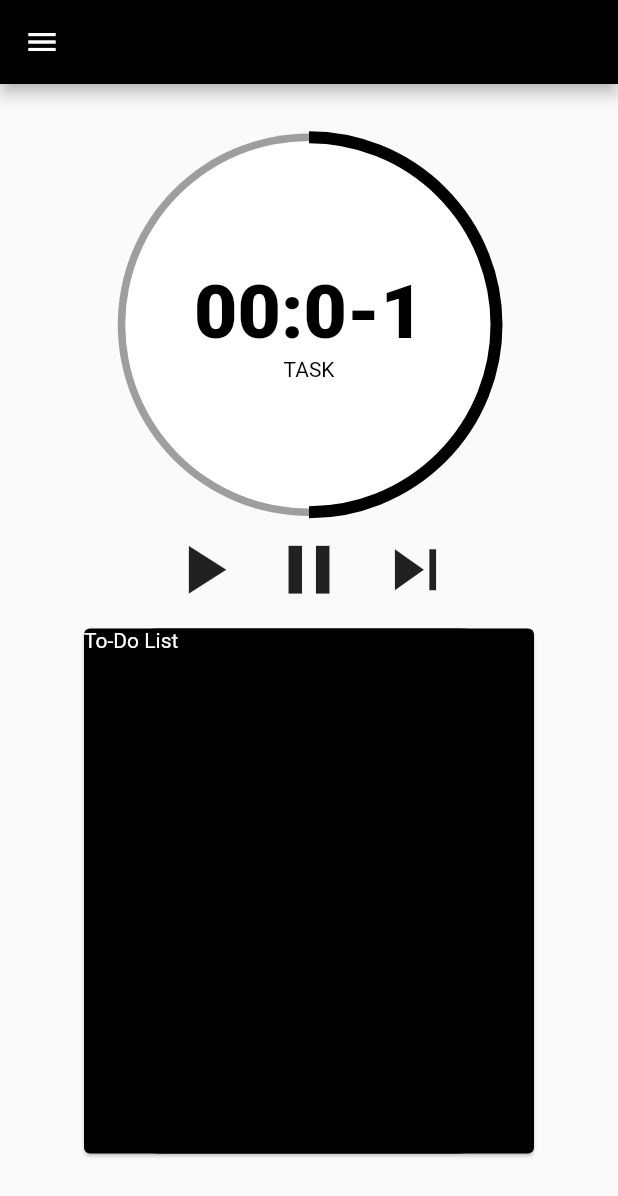
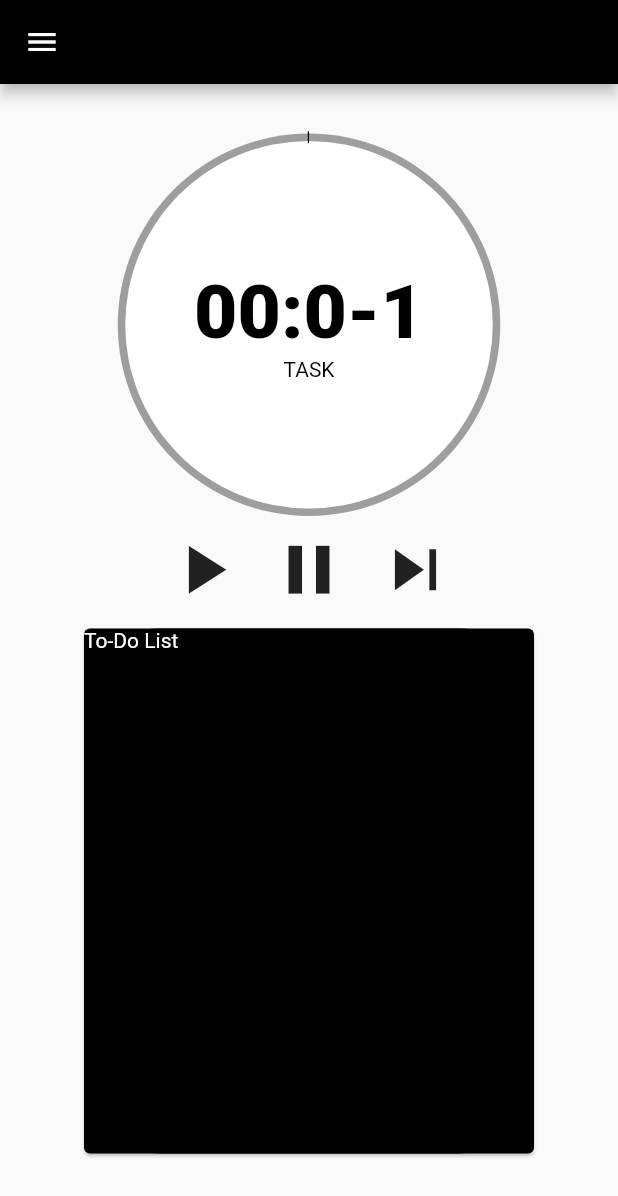
Before and after one commit to NathanPerezR/my_pomodoro, a Flutter app: the screen it shows after launch, after a tap on the "play arrow" icon, after a tap on the "skip next" icon, on a phone screen of 412 x 824 dp. Shown: the top 1196 px of the screen. Run offline on Flutter 3.47's test engine with Material 2 defaults, Android fonts, the light colour scheme and no system bars; missing offline and left inert: window_manager.

Commit message:
arc now renders

```diff
--- a/lib/ui/TimerHandle.dart
+++ b/lib/ui/TimerHandle.dart
@@ -1,6 +1,9 @@
 import 'package:flutter/material.dart';
 import 'dart:async';
 import 'dart:math' as math;
+
+int startTime = 1000;
+int currentTimeOnWatch = 1000;
 
 class TimerHandle extends StatefulWidget {
   const TimerHandle({Key? key}) : super(key: key);
@@ -12,12 +15,18 @@ class TimerHandle extends StatefulWidget {
 
 //custom painter for the timer circle, draws a circle with black arc
 class MyPainter extends CustomPainter {
+
+  //logic for the arc, returns the angle of the arc
+  arcLogic() {
+      return (currentTimeOnWatch / startTime) * (2*math.pi);
+  }
+
   @override
-void paint(Canvas canvas, Size size) {
+  void paint(Canvas canvas, Size size) {
   final rect = Rect.fromLTRB(0, 0, 250, 250);
-  final startAngle = -math.pi / 2;
-  final sweepAngle = math.pi;
-  final useCenter = false;
+  const startAngle = -(math.pi / 2);
+  final sweepAngle = arcLogic();
+  const useCenter = false;
   final paint = Paint()
     ..color = Colors.black
     ..style = PaintingStyle.stroke
@@ -30,7 +39,7 @@ void paint(Canvas canvas, Size size) {
     return true;
   }
 }
-
+//state class for timer
 class _TimerState extends State<TimerHandle> {
 
   //returns a timer string, input seconds outputs "00:00"
@@ -49,7 +58,6 @@ class _TimerState extends State<TimerHandle> {
 
   //TODO: remove dev statement 45 mins
   // used used to keep track of seconds
-  int currentTimeOnWatch = 1500;
   String taskString = 'TASK';
   late Timer _timer;
   bool isRunning = false;
```
